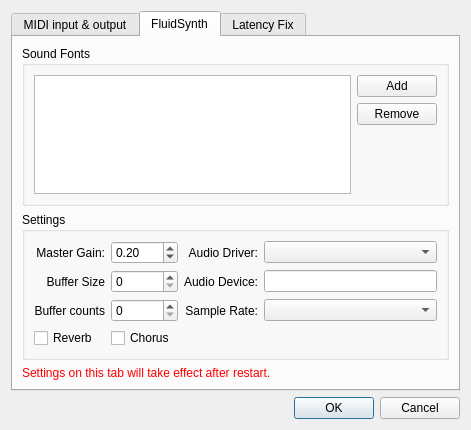
Above: src/GuiMidiSetupDialog.ui from pianobooster/PianoBooster before the change. Below: the same form after it.
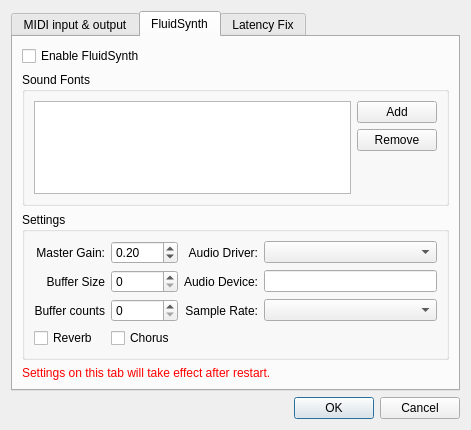
That is the form after the change.

Commit message: enable/disable fluid

Diff of the .ui file:
```diff
--- a/src/GuiMidiSetupDialog.ui
+++ b/src/GuiMidiSetupDialog.ui
@@ -130,6 +130,13 @@
        <string>FluidSynth</string>
       </attribute>
       <layout class="QVBoxLayout" name="verticalLayout_3">
+       <item>
+        <widget class="QCheckBox" name="enableFluidSynth">
+         <property name="text">
+          <string>Enable FluidSynth</string>
+         </property>
+        </widget>
+       </item>
        <item>
         <widget class="QGroupBox" name="groupBox_3">
          <property name="title">
```
The commit also changes 2 other files.
